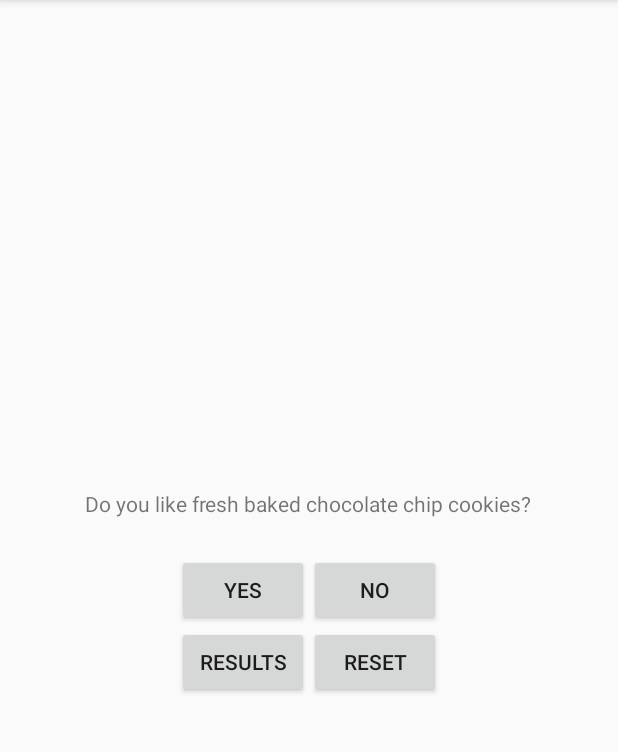
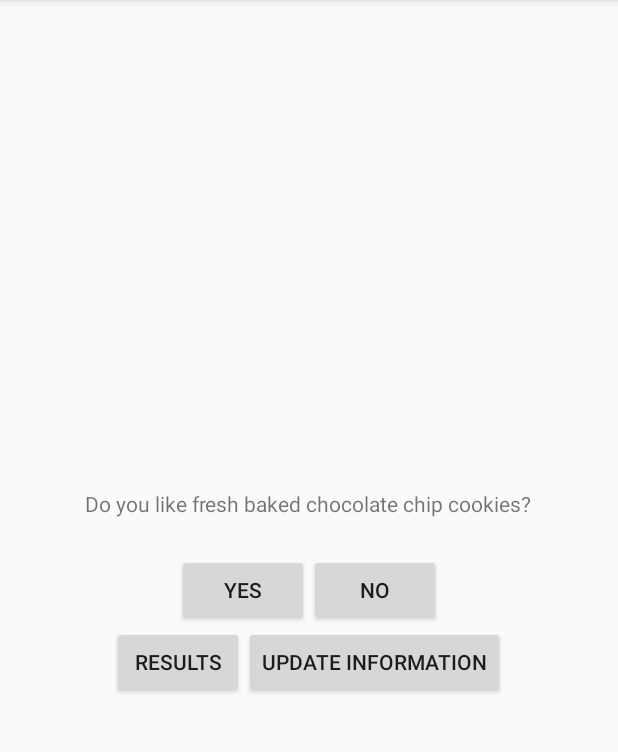
Before and after one commit to brendon21c/Survey, an Android app: the screen it shows after launch (MainActivity), on a phone screen of 412 x 824 dp, the part 84-836 px from its top. Run offline under Robolectric (Android 15) with nearby library versions, the phone set to English and light mode, and no system bars.

Commit message:
Working program

```diff
--- a/app/src/main/AndroidManifest.xml
+++ b/app/src/main/AndroidManifest.xml
@@ -17,6 +17,8 @@
         </activity>
         <activity android:name=".SurveyResult">
         </activity>
+        <activity android:name=".UpdateQuestion">
+        </activity>
     </application>
 
 </manifest>
--- a/app/src/main/java/com/brendon/survey/MainActivity.java
+++ b/app/src/main/java/com/brendon/survey/MainActivity.java
@@ -17,6 +17,7 @@ public class MainActivity extends AppCompatActivity {
     private static final String QUESTION_INDEX_KEY = "Question key";
     private static final String HASH_INDEX_KEY = "Hash key";
     private static final int SURVEY_REQUEST_CODE = 1;
+    private static final int UPDATE_REQUEST_CODE = 2;
 
 
 
@@ -29,11 +30,11 @@ public class MainActivity extends AppCompatActivity {
     /*
     This section is to provide a starting point for the values
      */
-    private int mAnswerStart1 = 0;
-    private int mAnswerStart2 = 0;
+    private static final int  mAnswerStart1 = 0;
+    private static final int mAnswerStart2 = 0;
     private String answerTemp = "";
 
-    public String mCurrentSurveyQuestion = "Do you like fresh baked chocolate chip cookies?";
+    public static String mCurrentSurveyQuestion = "Do you like fresh baked chocolate chip cookies?";
     public static String mAnswerkey1 = "yes";
     public static String mAnswerkey2 = "no";
 
@@ -84,6 +85,8 @@ public class MainActivity extends AppCompatActivity {
         mResetButton = (Button) findViewById(R.id.reset_button);
         mResultButton = (Button) findViewById(R.id.results_button);
 
+        mYesButton.setText(mAnswerkey1);
+        mNoButton.setText(mAnswerkey2);
 
 
         // Listener for the yes button
@@ -150,8 +153,8 @@ public class MainActivity extends AppCompatActivity {
             @Override
             public void onClick(View view) {
 
-                surveyBank.put(mAnswerkey1, mAnswerStart1);
-                surveyBank.put(mAnswerkey2, mAnswerStart2);
+                Intent intent = new Intent(MainActivity.this, UpdateQuestion.class);
+                startActivityForResult(intent, UPDATE_REQUEST_CODE);
 
             }
         });
@@ -190,6 +193,42 @@ public class MainActivity extends AppCompatActivity {
             }
         }
 
+        if (requestCode == UPDATE_REQUEST_CODE) {
+
+            if (resultCode == RESULT_OK && data.hasExtra("question")) {
+
+                mCurrentSurveyQuestion = data.getStringExtra("question");
+                mSurveyQuestion.setText(mCurrentSurveyQuestion);
+            }
+
+
+        }
+
+        if (requestCode == UPDATE_REQUEST_CODE) {
+
+            if (resultCode == RESULT_OK && data.hasExtra("choice1")) {
+
+                mAnswerkey1 = data.getStringExtra("choice1");
+                mYesButton.setText(mAnswerkey1);
+                surveyBank.clear();
+                surveyBank.put(mAnswerkey1, mAnswerStart1);
+            }
+
+
+        }
+
+        if (requestCode == UPDATE_REQUEST_CODE) {
+
+            if (resultCode == RESULT_OK && data.hasExtra("choice2")) {
+
+                mAnswerkey2 = data.getStringExtra("choice2");
+                mNoButton.setText(mAnswerkey2);
+                surveyBank.put(mAnswerkey2, mAnswerStart2);
+            }
+
+
+        }
+
     }
 
     @Override
--- a/app/src/main/java/com/brendon/survey/SurveyResult.java
+++ b/app/src/main/java/com/brendon/survey/SurveyResult.java
@@ -64,8 +64,8 @@ public class SurveyResult extends AppCompatActivity {
                 mSurveyVote1 = 0;
                 mSurveyVote2 = 0;
 
-                surveyHash.put("yes", mSurveyVote1);
-                surveyHash.put("no", mSurveyVote2);
+                surveyHash.put(MainActivity.mAnswerkey1, mSurveyVote1);
+                surveyHash.put(MainActivity.mAnswerkey2, mSurveyVote2);
 
 
             }
--- a/app/src/main/res/layout-land/activity_main.xml
+++ b/app/src/main/res/layout-land/activity_main.xml
@@ -25,14 +25,12 @@
         <Button
         android:id="@+id/yes_button"
         android:layout_width="wrap_content"
-        android:layout_height="wrap_content"
-        android:text="Yes"/>
+        android:layout_height="wrap_content"/>
 
         <Button
             android:id="@+id/no_button"
             android:layout_width="wrap_content"
-            android:layout_height="wrap_content"
-            android:text="No"/>
+            android:layout_height="wrap_content"/>
 
 
     </LinearLayout>
@@ -57,7 +55,7 @@
         android:id="@+id/reset_button"
         android:layout_width="wrap_content"
         android:layout_height="wrap_content"
-        android:text="Reset"
+        android:text="Update Information"
         />
 
 
--- a/app/src/main/res/layout/activity_main.xml
+++ b/app/src/main/res/layout/activity_main.xml
@@ -24,14 +24,12 @@
         <Button
         android:id="@+id/yes_button"
         android:layout_width="wrap_content"
-        android:layout_height="wrap_content"
-        android:text="Yes"/>
+        android:layout_height="wrap_content"/>
 
         <Button
             android:id="@+id/no_button"
             android:layout_width="wrap_content"
-            android:layout_height="wrap_content"
-            android:text="No"/>
+            android:layout_height="wrap_content"/>
 
 
     </LinearLayout>
@@ -60,7 +58,7 @@
             android:id="@+id/reset_button"
             android:layout_width="wrap_content"
             android:layout_height="wrap_content"
-            android:text="Reset"
+            android:text="Update Information"
             />
 
         <LinearLayout
--- a/app/src/main/res/layout/activity_survey_result.xml
+++ b/app/src/main/res/layout/activity_survey_result.xml
@@ -20,8 +20,8 @@
 
     <TextView
         android:id="@+id/survey_results"
-        android:layout_width="wrap_content"
-        android:layout_height="100dp"
+        android:layout_width="match_parent"
+        android:layout_height="wrap_content"
         android:layout_gravity="center_horizontal|top"/>
 
     <Button
```
Also changed, not shown: app/src/main/java/com/brendon/survey/UpdateQuestion.java (added, +76 -0 lines), app/src/main/res/layout/activity_update_question.xml (added, +71 -0 lines).
